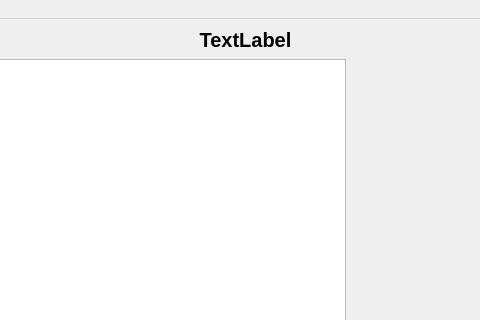
The window that z_Initialise_system_editor/Editor/editor_initialise_system_gui.ui (heinz-preisig/ProMo-packages-ModelBuilder) describes before a commit, drawn with Qt 5; both pictures show x 195 to 675 and y 0 to 320 of the 1015 by 537 pixel window.
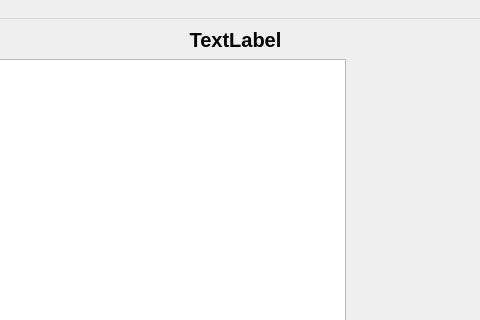
The same window after the commit.

The edit to the form file:
```diff
--- a/z_Initialise_system_editor/Editor/editor_initialise_system_gui.ui
+++ b/z_Initialise_system_editor/Editor/editor_initialise_system_gui.ui
@@ -61,7 +61,7 @@
    <widget class="QLabel" name="model_name_label">
     <property name="geometry">
      <rect>
-      <x>290</x>
+      <x>280</x>
       <y>0</y>
       <width>301</width>
       <height>41</height>
```
